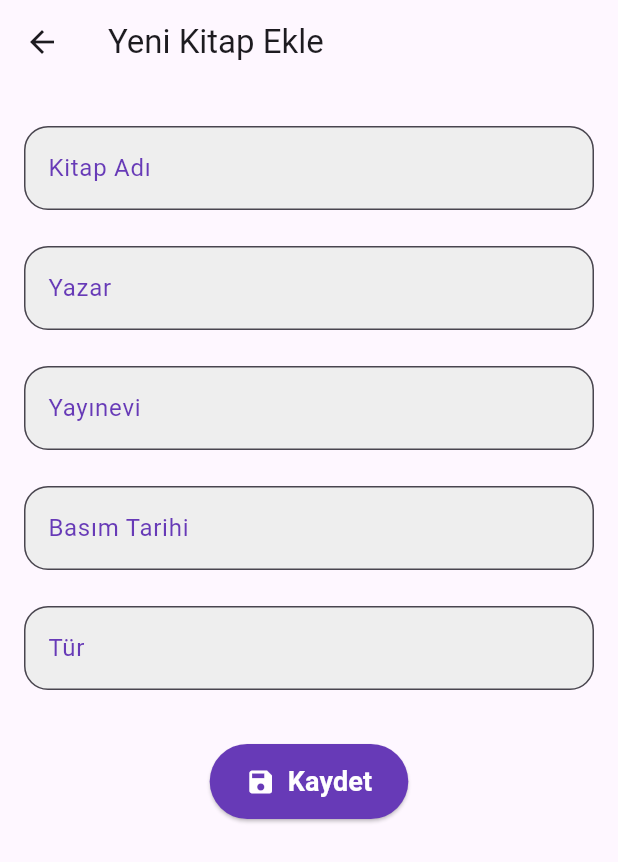
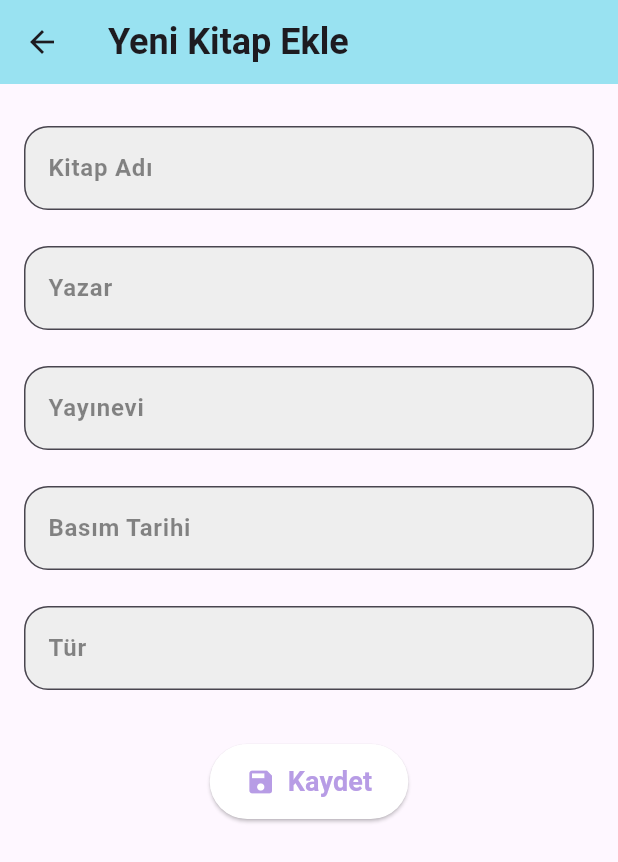
Before and after one commit to SilaNurKaya/mobil_odev, a Flutter app: the screen it shows after launch, after a tap on "Kitap Ekle", on a phone screen of 412 x 824 dp. Shown: the top 862 px of the screen. Run offline on Flutter 3.47's test engine with Material 3 defaults, Android fonts, the phone set to English and light mode, and no system bars; our stand-ins replace sqflite; accounts and stored records are empty.

Commit message:
düzenleme

```diff
--- a/lib/main.dart
+++ b/lib/main.dart
@@ -6,12 +6,38 @@ void main() {
 }
 
 class MyApp extends StatelessWidget {
+  const MyApp({super.key});
+
   @override
   Widget build(BuildContext context) {
     return MaterialApp(
       title: 'Kitap Arşivi',
+      theme: ThemeData(
+        primarySwatch: Colors.deepPurple, // Ana renk
+        visualDensity: VisualDensity.adaptivePlatformDensity,
+        textTheme: TextTheme(
+          bodyLarge: TextStyle(
+              fontSize: 18, color: Colors.black87), // eski bodyText1 yerine
+          bodyMedium: TextStyle(
+              fontSize: 16, color: Colors.black87), // eski bodyText2 yerine
+          headlineSmall: TextStyle(
+              fontSize: 20,
+              fontWeight: FontWeight.bold), // eski headline6 yerine
+        ),
+        elevatedButtonTheme: ElevatedButtonThemeData(
+          style: ElevatedButton.styleFrom(
+            backgroundColor: const Color.fromARGB(
+                255, 183, 156, 229), // Buton arka plan rengi (background)
+            foregroundColor: const Color.fromARGB(
+                255, 153, 226, 241), // Buton yazı rengi (foreground)
+            padding: EdgeInsets.symmetric(horizontal: 24, vertical: 12),
+            shape: RoundedRectangleBorder(
+              borderRadius: BorderRadius.circular(30),
+            ),
+          ),
+        ),
+      ),
       home: KitapListesiEkrani(),
-      debugShowCheckedModeBanner: false,
     );
   }
 }
--- a/lib/screens/kitap_ekleme_ekrani.dart
+++ b/lib/screens/kitap_ekleme_ekrani.dart
@@ -4,6 +4,8 @@ import '../models/kitap.dart';
 import '../widgets/kitap_form_alani.dart';
 
 class KitapEklemeEkrani extends StatefulWidget {
+  const KitapEklemeEkrani({super.key});
+
   @override
   _KitapEklemeEkraniState createState() => _KitapEklemeEkraniState();
 }
@@ -20,7 +22,14 @@ class _KitapEklemeEkraniState extends State<KitapEklemeEkrani> {
   Widget build(BuildContext context) {
     return Scaffold(
       appBar: AppBar(
-        title: Text('Yeni Kitap Ekle'),
+        title: Text(
+          'Yeni Kitap Ekle',
+          style: TextStyle(
+            fontSize: 24,
+            fontWeight: FontWeight.bold,
+          ),
+        ),
+        backgroundColor: const Color.fromARGB(255, 153, 226, 241),
       ),
       body: SingleChildScrollView(
         padding: EdgeInsets.all(16.0),
@@ -57,8 +66,10 @@ class _KitapEklemeEkraniState extends State<KitapEklemeEkrani> {
                   style: TextStyle(fontSize: 18, fontWeight: FontWeight.bold),
                 ),
                 style: ElevatedButton.styleFrom(
-                  backgroundColor: Colors.deepPurple, // Buton rengi
-                  foregroundColor: Colors.white, // Yazı rengi
+                  backgroundColor:
+                      const Color.fromARGB(255, 255, 255, 255), // Buton rengi
+                  foregroundColor:
+                      const Color.fromARGB(255, 183, 156, 229), // Yazı rengi
                   padding: EdgeInsets.symmetric(horizontal: 24, vertical: 12),
                   shape: RoundedRectangleBorder(
                     borderRadius: BorderRadius.circular(30),
--- a/lib/screens/kitap_listesi_ekrani.dart
+++ b/lib/screens/kitap_listesi_ekrani.dart
@@ -5,6 +5,8 @@ import '../helpers/database.dart';
 import 'kitap_ekleme_ekrani.dart';
 
 class KitapListesiEkrani extends StatefulWidget {
+  const KitapListesiEkrani({super.key});
+
   @override
   _KitapListesiEkraniState createState() => _KitapListesiEkraniState();
 }
@@ -14,7 +16,13 @@ class _KitapListesiEkraniState extends State<KitapListesiEkrani> {
   Widget build(BuildContext context) {
     return Scaffold(
       appBar: AppBar(
-        title: Text('Kitap Arşivi'),
+        title: Text(
+          'Kitap Arşivi',
+          style: TextStyle(
+              fontSize: 24, fontWeight: FontWeight.bold), // Başlık için stil
+        ),
+        backgroundColor:
+            const Color.fromARGB(145, 102, 201, 216), // Başlık arka plan rengi
       ),
       body: FutureBuilder<List<Kitap>>(
         future: Veritabani.instance.tumKitaplariGetir(),
@@ -27,7 +35,11 @@ class _KitapListesiEkraniState extends State<KitapListesiEkrani> {
             return Center(
               child: Text(
                 'Henüz kitap eklenmemiş',
-                style: Theme.of(context).textTheme.titleMedium,
+                style: TextStyle(
+                  color: Colors.grey[700],
+                  fontSize: 18,
+                  fontWeight: FontWeight.w600,
+                ), // Stilini burada belirledik
               ),
             );
           }
@@ -55,7 +67,13 @@ class _KitapListesiEkraniState extends State<KitapListesiEkrani> {
           ).then((_) => setState(() {}));
         },
         icon: Icon(Icons.add),
-        label: Text('Kitap Ekle'),
+        label: Text(
+          'Kitap Ekle',
+          style: TextStyle(
+              fontSize: 16, fontWeight: FontWeight.bold), // Yüzey metni stili
+        ),
+        backgroundColor: const Color.fromRGBO(
+            255, 183, 156, 229), // Floating button için renk
       ),
     );
   }
--- a/lib/widgets/kitap_form_alani.dart
+++ b/lib/widgets/kitap_form_alani.dart
@@ -6,34 +6,42 @@ class KitapFormAlani extends StatelessWidget {
   final String? Function(String?)? validator;
 
   const KitapFormAlani({
-    Key? key,
+    super.key,
     required this.label,
     required this.controller,
     this.validator,
-  }) : super(key: key);
+  });
 
   @override
   Widget build(BuildContext context) {
     return Padding(
-      padding: const EdgeInsets.symmetric(vertical: 12.0), // Daha fazla boşluk
+      padding: const EdgeInsets.symmetric(vertical: 12.0), // Boşluk arttırıldı
       child: TextFormField(
         controller: controller,
         decoration: InputDecoration(
           labelText: label,
-          labelStyle: TextStyle(color: Colors.deepPurple), // Etiket rengi
+          labelStyle: TextStyle(
+            color: const Color.fromARGB(117, 0, 0, 0), // Etiket rengi
+            fontWeight: FontWeight.bold,
+            fontSize: 16,
+          ),
           border: OutlineInputBorder(
             borderRadius: BorderRadius.circular(16), // Yuvarlatılmış köşeler
-            borderSide: BorderSide(color: Colors.deepPurple, width: 2),
+            borderSide:
+                BorderSide(color: const Color.fromARGB(9, 20, 11, 8), width: 2),
           ),
           focusedBorder: OutlineInputBorder(
             borderRadius: BorderRadius.circular(16),
-            borderSide: BorderSide(color: Colors.deepOrange, width: 2),
+            borderSide:
+                BorderSide(color: const Color.fromARGB(255, 0, 0, 0), width: 2),
           ),
           filled: true,
           fillColor: Colors.grey[200], // Arka plan rengi
         ),
         style: TextStyle(
-            color: Colors.black87, fontSize: 16), // Yazı rengi ve büyüklüğü
+          color: const Color.fromARGB(246, 0, 0, 0),
+          fontSize: 16, // Yazı boyutu
+        ),
         validator: validator ??
             (value) {
               if (value == null || value.isEmpty) {
--- a/lib/widgets/kitap_liste_elemani.dart
+++ b/lib/widgets/kitap_liste_elemani.dart
@@ -6,31 +6,53 @@ class KitapListeElemani extends StatelessWidget {
   final VoidCallback silmeIslemi;
 
   const KitapListeElemani({
-    Key? key,
+    super.key,
     required this.kitap,
     required this.silmeIslemi,
-  }) : super(key: key);
+  });
 
   @override
   Widget build(BuildContext context) {
     return Card(
       margin: EdgeInsets.symmetric(horizontal: 16, vertical: 8),
+      shape: RoundedRectangleBorder(
+        borderRadius: BorderRadius.circular(16),
+      ),
+      elevation: 4,
       child: ListTile(
+        contentPadding: EdgeInsets.symmetric(vertical: 16, horizontal: 20),
         title: Text(
           kitap.baslik,
-          style: Theme.of(context).textTheme.titleMedium,
+          style: TextStyle(
+            fontSize: 18,
+            fontWeight: FontWeight.bold,
+            color: const Color.fromRGBO(0, 0, 0, 0.867),
+          ),
         ),
         subtitle: Column(
           crossAxisAlignment: CrossAxisAlignment.start,
           children: [
-            Text('Yazar: ${kitap.yazar}'),
-            Text('Yayınevi: ${kitap.yayinevi}'),
+            Text(
+              'Yazar: ${kitap.yazar}',
+              style: TextStyle(
+                fontSize: 16,
+                color: const Color.fromRGBO(0, 0, 0, 0.867),
+              ),
+            ),
+            Text(
+              'Yayınevi: ${kitap.yayinevi}',
+              style: TextStyle(
+                fontSize: 16,
+                color: const Color.fromRGBO(0, 0, 0, 0.867),
+              ),
+            ),
           ],
         ),
         trailing: IconButton(
           icon: Icon(Icons.delete_outline),
           onPressed: silmeIslemi,
           color: Colors.red,
+          iconSize: 28,
         ),
       ),
     );
```
